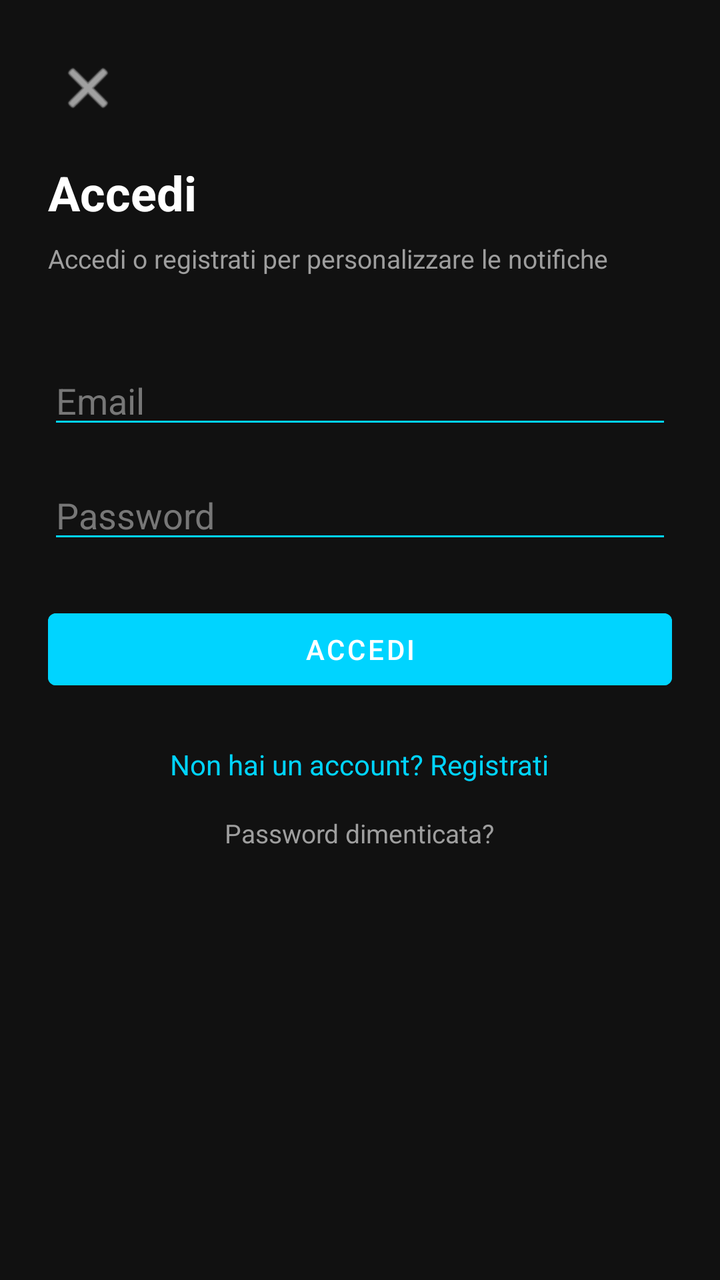
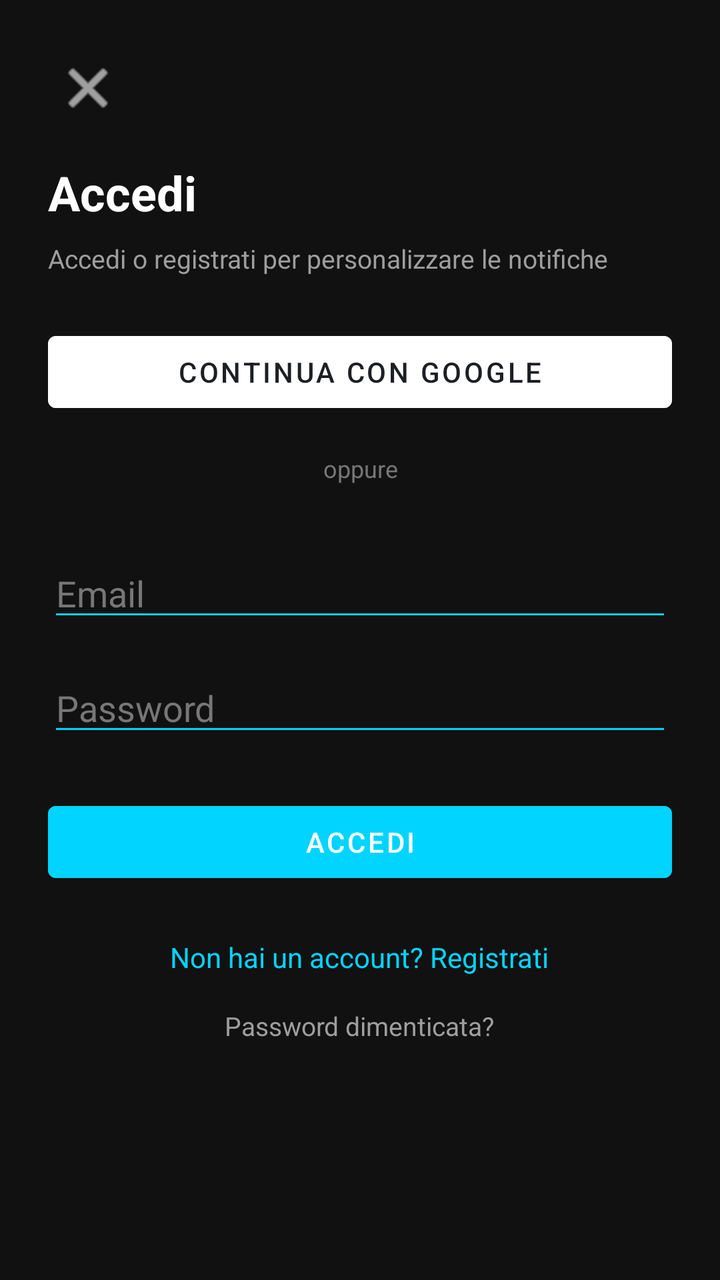

Two renders of the same Android screen: before a commit and after it. Below are the layout's source before the change and the commit's diff.
<!-- AndroidManifest.xml: application theme Theme.MeteoMotta -->
<!-- res/layout/activity_login.xml -->
<?xml version="1.0" encoding="utf-8"?>
<ScrollView xmlns:android="http://schemas.android.com/apk/res/android"
    android:layout_width="match_parent"
    android:layout_height="match_parent"
    android:background="@color/site_background">

    <LinearLayout
        android:layout_width="match_parent"
        android:layout_height="wrap_content"
        android:orientation="vertical"
        android:padding="24dp">

        <ImageButton
            android:id="@+id/btnBack"
            android:layout_width="40dp"
            android:layout_height="40dp"
            android:background="@android:color/transparent"
            android:src="@android:drawable/ic_menu_close_clear_cancel"
            android:tint="#ffffff"
            android:contentDescription="@string/back" />

        <TextView
            android:id="@+id/titleText"
            android:layout_width="wrap_content"
            android:layout_height="wrap_content"
            android:layout_marginTop="16dp"
            android:text="@string/login_title"
            android:textColor="#ffffff"
            android:textSize="24sp"
            android:textStyle="bold" />

        <TextView
            android:layout_width="wrap_content"
            android:layout_height="wrap_content"
            android:layout_marginTop="8dp"
            android:layout_marginBottom="24dp"
            android:text="@string/login_subtitle"
            android:textColor="#9e9e9e"
            android:textSize="13sp" />

        <EditText
            android:id="@+id/nomeInput"
            android:layout_width="match_parent"
            android:layout_height="wrap_content"
            android:hint="@string/account_nome_hint"
            android:inputType="textPersonName"
            android:textColor="#ffffff"
            android:textColorHint="#777777"
            android:backgroundTint="#00d4ff"
            android:visibility="gone" />

        <EditText
            android:id="@+id/cognomeInput"
            android:layout_width="match_parent"
            android:layout_height="wrap_content"
            android:layout_marginTop="16dp"
            android:hint="@string/account_cognome_hint"
            android:inputType="textPersonName"
            android:textColor="#ffffff"
            android:textColorHint="#777777"
            android:backgroundTint="#00d4ff"
            android:visibility="gone" />

        <TextView
            android:id="@+id/dataNascitaLabel"
            android:layout_width="wrap_content"
            android:layout_height="wrap_content"
            android:layout_marginTop="16dp"
            android:text="@string/account_data_nascita_hint"
            android:textColor="#9e9e9e"
            android:textSize="12sp"
            android:visibility="gone" />

        <LinearLayout
            android:id="@+id/dataNascitaRow"
            android:layout_width="match_parent"
            android:layout_height="wrap_content"
            android:orientation="horizontal"
            android:gravity="center_vertical"
            android:layout_marginTop="4dp"
            android:visibility="gone">

            <EditText
                android:id="@+id/dayInput"
                android:layout_width="0dp"
                android:layout_height="wrap_content"
                android:layout_weight="1"
                android:hint="@string/date_day_hint"
                android:inputType="number"
                android:maxLength="2"
                android:gravity="center"
                android:textColor="#ffffff"
                android:textColorHint="#777777"
                android:backgroundTint="#00d4ff" />

            <TextView
                android:layout_width="wrap_content"
                android:layout_height="wrap_content"
                android:text="/"
                android:textColor="#9e9e9e"
                android:textSize="18sp"
                android:layout_marginStart="6dp"
                android:layout_marginEnd="6dp" />

            <EditText
                android:id="@+id/monthInput"
                android:layout_width="0dp"
                android:layout_height="wrap_content"
                android:layout_weight="1"
                android:hint="@string/date_month_hint"
                android:inputType="number"
                android:maxLength="2"
                android:gravity="center"
                android:textColor="#ffffff"
                android:textColorHint="#777777"
                android:backgroundTint="#00d4ff" />

            <TextView
                android:layout_width="wrap_content"
                android:layout_height="wrap_content"
                android:text="/"
                android:textColor="#9e9e9e"
                android:textSize="18sp"
                android:layout_marginStart="6dp"
                android:layout_marginEnd="6dp" />

            <EditText
                android:id="@+id/yearInput"
                android:layout_width="0dp"
                android:layout_height="wrap_content"
                android:layout_weight="2"
                android:hint="@string/date_year_hint"
                android:inputType="number"
                android:maxLength="4"
                android:gravity="center"
                android:textColor="#ffffff"
                android:textColorHint="#777777"
                android:backgroundTint="#00d4ff" />

        </LinearLayout>

        <EditText
            android:id="@+id/cittaInput"
            android:layout_width="match_parent"
            android:layout_height="wrap_content"
            android:layout_marginTop="16dp"
            android:hint="@string/account_citta_hint"
            android:inputType="textCapWords"
            android:textColor="#ffffff"
            android:textColorHint="#777777"
            android:backgroundTint="#00d4ff"
            android:visibility="gone" />

        <EditText
            android:id="@+id/emailInput"
            android:layout_width="match_parent"
            android:layout_height="wrap_content"
            android:layout_marginTop="16dp"
            android:hint="@string/email_hint"
            android:inputType="textEmailAddress"
            android:textColor="#ffffff"
            android:textColorHint="#777777"
            android:backgroundTint="#00d4ff" />

        <EditText
            android:id="@+id/passwordInput"
            android:layout_width="match_parent"
            android:layout_height="wrap_content"
            android:layout_marginTop="16dp"
            android:hint="@string/password_hint"
            android:inputType="textPassword"
            android:textColor="#ffffff"
            android:textColorHint="#777777"
            android:backgroundTint="#00d4ff" />

        <TextView
            android:id="@+id/errorText"
            android:layout_width="match_parent"
            android:layout_height="wrap_content"
            android:layout_marginTop="12dp"
            android:textColor="#ff5252"
            android:textSize="13sp"
            android:visibility="gone" />

        <Button
            android:id="@+id/btnPrimary"
            android:layout_width="match_parent"
            android:layout_height="wrap_content"
            android:layout_marginTop="24dp"
            android:backgroundTint="#00d4ff"
            android:text="@string/login_button" />

        <Button
            android:id="@+id/btnBiometric"
            android:layout_width="match_parent"
            android:layout_height="wrap_content"
            android:layout_marginTop="12dp"
            android:backgroundTint="#1c1f24"
            android:textColor="#00d4ff"
            android:text="@string/biometric_login_button"
            android:visibility="gone" />

        <ProgressBar
            android:id="@+id/progressBar"
            android:layout_width="wrap_content"
            android:layout_height="wrap_content"
            android:layout_gravity="center_horizontal"
            android:layout_marginTop="16dp"
            android:visibility="gone" />

        <TextView
            android:id="@+id/toggleModeText"
            android:layout_width="wrap_content"
            android:layout_height="wrap_content"
            android:layout_gravity="center_horizontal"
            android:layout_marginTop="24dp"
            android:text="@string/switch_to_register"
            android:textColor="#00d4ff"
            android:textSize="14sp" />

        <TextView
            android:id="@+id/forgotPasswordText"
            android:layout_width="wrap_content"
            android:layout_height="wrap_content"
            android:layout_gravity="center_horizontal"
            android:layout_marginTop="16dp"
            android:text="@string/forgot_password"
            android:textColor="#9e9e9e"
            android:textSize="13sp" />

    </LinearLayout>
</ScrollView>
<!-- resources referenced by this layout -->
<resources>
  <color name="site_background">#111111</color>
  <string name="account_citta_hint">Città di residenza *</string>
  <string name="account_cognome_hint">Cognome *</string>
  <string name="account_data_nascita_hint">Data di nascita *</string>
  <string name="account_nome_hint">Nome *</string>
  <string name="back">Indietro</string>
  <string name="biometric_login_button">Accedi con impronta o volto</string>
  <string name="date_day_hint">GG</string>
  <string name="date_month_hint">MM</string>
  <string name="date_year_hint">AAAA</string>
  <string name="email_hint">Email</string>
  <string name="forgot_password">Password dimenticata?</string>
  <string name="login_button">Accedi</string>
  <string name="login_subtitle">Accedi o registrati per personalizzare le notifiche</string>
  <string name="login_title">Accedi</string>
  <string name="password_hint">Password</string>
  <string name="switch_to_register">Non hai un account? Registrati</string>
  <style name="Theme.MeteoMotta" parent="Theme.MaterialComponents.DayNight.NoActionBar">
          <item name="android:windowBackground">@color/site_background</item>
          <item name="colorPrimary">@color/accent</item>
          <item name="android:statusBarColor">@color/site_background</item>
      </style>
  <color name="accent">#00d4ff</color>
</resources>

<!-- the commit's change to res/layout/activity_login.xml (unified diff, before → after) -->
@@ -1,7 +1,9 @@
 <?xml version="1.0" encoding="utf-8"?>
 <ScrollView xmlns:android="http://schemas.android.com/apk/res/android"
+    android:id="@+id/loginScroll"
     android:layout_width="match_parent"
     android:layout_height="match_parent"
+    android:clipToPadding="false"
     android:background="@color/site_background">
 
     <LinearLayout
@@ -38,6 +40,24 @@
             android:textColor="#9e9e9e"
             android:textSize="13sp" />
 
+        <Button
+            android:id="@+id/btnGoogle"
+            android:layout_width="match_parent"
+            android:layout_height="wrap_content"
+            android:backgroundTint="#ffffff"
+            android:textColor="#1c1f24"
+            android:text="@string/google_signin_button" />
+
+        <TextView
+            android:layout_width="match_parent"
+            android:layout_height="wrap_content"
+            android:layout_marginTop="16dp"
+            android:layout_marginBottom="16dp"
+            android:gravity="center"
+            android:text="@string/or_divider"
+            android:textColor="#777777"
+            android:textSize="12sp" />
+
         <EditText
             android:id="@+id/nomeInput"
             android:layout_width="match_parent"
<!-- resource entries referenced after the edit -->
@@ -12,9 +12,11 @@
   <string name="date_year_hint">AAAA</string>
   <string name="email_hint">Email</string>
   <string name="forgot_password">Password dimenticata?</string>
+  <string name="google_signin_button">Continua con Google</string>
   <string name="login_button">Accedi</string>
   <string name="login_subtitle">Accedi o registrati per personalizzare le notifiche</string>
   <string name="login_title">Accedi</string>
+  <string name="or_divider">oppure</string>
   <string name="password_hint">Password</string>
   <string name="switch_to_register">Non hai un account? Registrati</string>
   <style name="Theme.MeteoMotta" parent="Theme.MaterialComponents.DayNight.NoActionBar">
